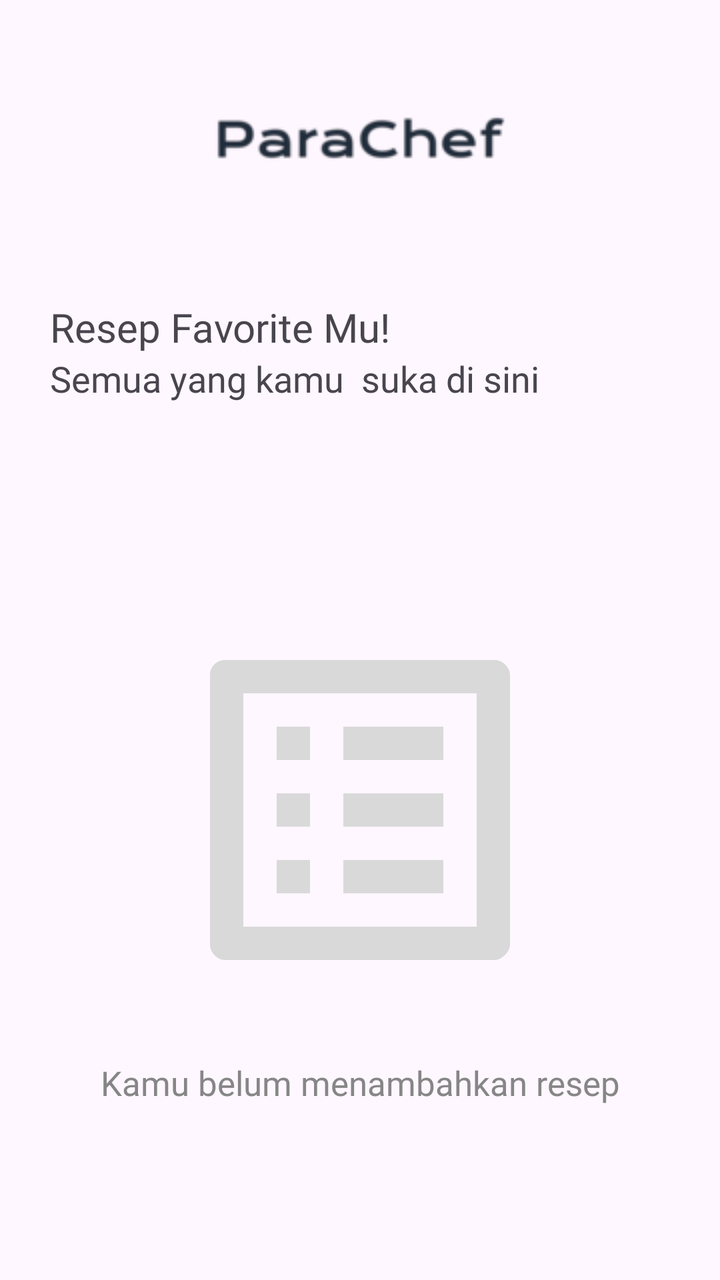
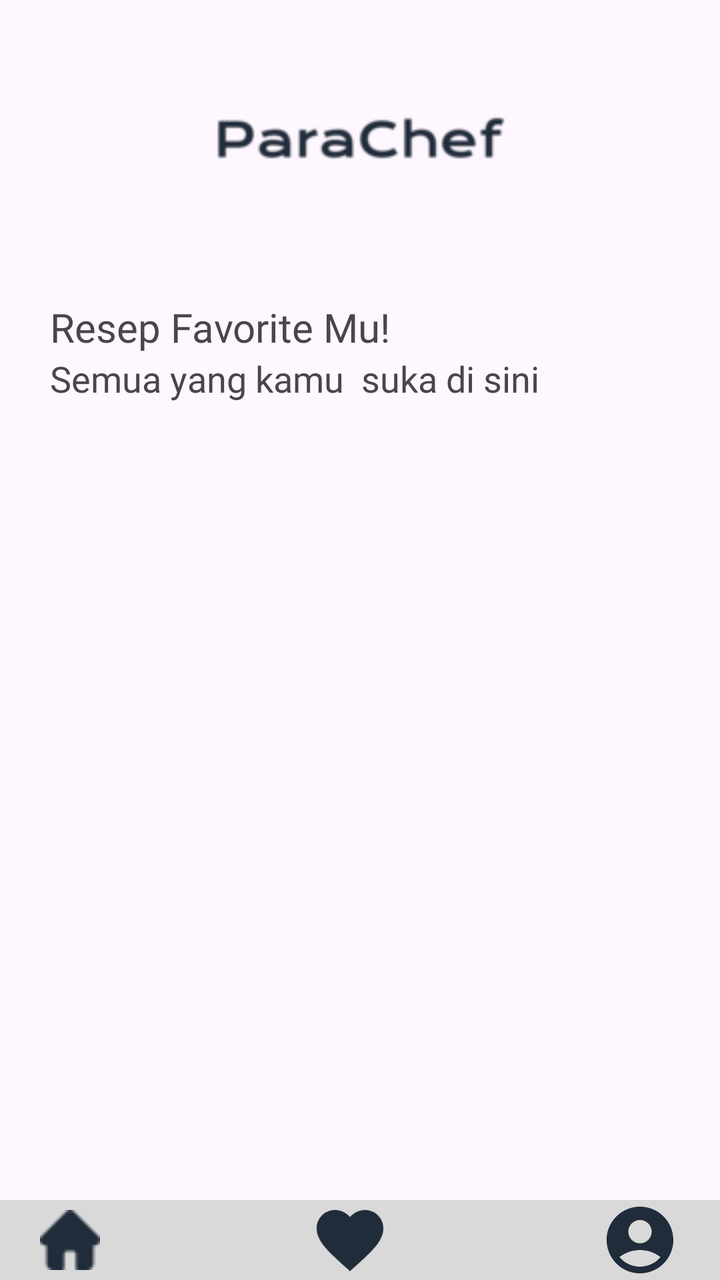

An Android layout rendered at two revisions. The XML below is the earlier revision; the diff shows what the commit changed to produce the second picture.
<!-- AndroidManifest.xml: application theme Theme.Parachef -->
<!-- res/layout/favorite.xml -->
<?xml version="1.0" encoding="utf-8"?>
<RelativeLayout
    xmlns:android="http://schemas.android.com/apk/res/android"
    xmlns:app="http://schemas.android.com/apk/res-auto"
    xmlns:tools="http://schemas.android.com/tools"
    android:id="@+id/main"
    android:layout_width="match_parent"
    android:layout_height="match_parent"
    tools:context=".Favorite">

    <FrameLayout
        android:id="@+id/frameLayout"
        android:layout_width="match_parent"
        android:layout_height="100dp">

        <ImageView
            android:layout_width="wrap_content"
            android:layout_height="wrap_content"
            android:layout_marginTop="20dp"
            android:src="@drawable/ic_logo2"
            android:layout_gravity="center"/>
    </FrameLayout>

    <LinearLayout
        android:layout_width="match_parent"
        android:layout_height="wrap_content"
        android:layout_marginEnd="25dp"
        android:layout_marginStart="25dp"
        android:orientation="vertical"
        android:layout_marginTop="150dp">

        <TextView
            android:layout_width="match_parent"
            android:layout_height="wrap_content"
            android:fontFamily="@font/poppins_semibold"
            android:textSize="20sp"
            android:text="Resep Favorite Mu!"/>

        <TextView
            android:layout_width="match_parent"
            android:layout_height="wrap_content"
            android:fontFamily="@font/poppins_medium"
            android:textSize="18sp"
            android:text="Semua yang kamu  suka di sini"/>
    </LinearLayout>


    <LinearLayout
        android:layout_width="match_parent"
        android:layout_height="wrap_content"
        android:layout_marginStart="25dp"
        android:layout_marginTop="280dp"
        android:layout_marginEnd="25dp"
        android:orientation="vertical">
        <ListView
            android:id="@+id/favoritesListView"
            android:visibility="gone"
            android:layout_width="match_parent"
            android:layout_height="match_parent" />

        <ImageView
            android:id="@+id/empty_data"
            android:layout_width="200dp"
            android:layout_height="250dp"
            android:layout_gravity="center"
            android:src="@drawable/empty" />

        <TextView
            android:id="@+id/empty_text"
            android:layout_width="match_parent"
            android:layout_height="wrap_content"
            android:fontFamily="@font/poppins_medium"
            android:gravity="center"
            android:text="Kamu belum menambahkan resep"
            android:textColor="@color/hint2"
            android:textSize="17sp" />
    </LinearLayout>


    <LinearLayout
        android:layout_width="match_parent"
        android:layout_height="match_parent"
        android:orientation="horizontal"
        android:background="@color/nav"
        android:layout_marginTop="800dp">

        <ImageView
            android:id="@+id/navhome"
            android:layout_width="30dp"
            android:layout_height="30dp"
            android:layout_gravity="center"
            android:src="@drawable/navhome"
            android:layout_marginStart="45dp"/>
        <ImageView
            android:id="@+id/navfav"
            android:layout_width="40dp"
            android:layout_height="40dp"
            android:layout_gravity="center"
            android:src="@drawable/favadd"
            android:layout_marginStart="105dp"/>
        <ImageView
            android:id="@+id/navprof"
            android:layout_width="40dp"
            android:layout_height="40dp"
            android:layout_gravity="center"
            android:src="@drawable/ic_profile"
            android:layout_marginStart="105dp"/>
    </LinearLayout>

</RelativeLayout>
<!-- resources referenced by this layout -->
<resources>
  <color name="hint2">#868686</color>
  <color name="nav">#D9D9D9</color>
  <!-- drawable empty (drawable) -->
  <vector xmlns:android="http://schemas.android.com/apk/res/android" android:autoMirrored="true" android:height="24dp" android:tint="#D9D9D9" android:viewportHeight="24" android:viewportWidth="24" android:width="24dp">
        
      <path android:fillColor="@android:color/white" android:pathData="M19,5v14L5,19L5,5h14m1.1,-2L3.9,3c-0.5,0 -0.9,0.4 -0.9,0.9v16.2c0,0.4 0.4,0.9 0.9,0.9h16.2c0.4,0 0.9,-0.5 0.9,-0.9L21,3.9c0,-0.5 -0.5,-0.9 -0.9,-0.9zM11,7h6v2h-6L11,7zM11,11h6v2h-6v-2zM11,15h6v2h-6zM7,7h2v2L7,9zM7,11h2v2L7,13zM7,15h2v2L7,17z"/>
      
  </vector>
  <!-- drawable favadd (drawable) -->
  <vector xmlns:android="http://schemas.android.com/apk/res/android" android:height="24dp" android:tint="#212C3B" android:viewportHeight="24" android:viewportWidth="24" android:width="24dp">
        
      <path android:fillColor="@android:color/white" android:pathData="M12,21.35l-1.45,-1.32C5.4,15.36 2,12.28 2,8.5 2,5.42 4.42,3 7.5,3c1.74,0 3.41,0.81 4.5,2.09C13.09,3.81 14.76,3 16.5,3 19.58,3 22,5.42 22,8.5c0,3.78 -3.4,6.86 -8.55,11.54L12,21.35z"/>
      
  </vector>
  <!-- drawable ic_logo2: png bitmap (drawable, 6633 bytes) -->
  <!-- drawable ic_profile (drawable) -->
  <vector xmlns:android="http://schemas.android.com/apk/res/android" android:height="24dp" android:tint="#212C3B" android:viewportHeight="24" android:viewportWidth="24" android:width="24dp">
        
      <path android:fillColor="@android:color/white" android:pathData="M12,2C6.48,2 2,6.48 2,12s4.48,10 10,10s10,-4.48 10,-10S17.52,2 12,2zM12,6c1.93,0 3.5,1.57 3.5,3.5S13.93,13 12,13s-3.5,-1.57 -3.5,-3.5S10.07,6 12,6zM12,20c-2.03,0 -4.43,-0.82 -6.14,-2.88C7.55,15.8 9.68,15 12,15s4.45,0.8 6.14,2.12C16.43,19.18 14.03,20 12,20z"/>
      
  </vector>
  <!-- drawable navhome: png bitmap (drawable, 450 bytes) -->
  <style name="Theme.Parachef" parent="Base.Theme.Parachef" />
  <style name="Base.Theme.Parachef" parent="Theme.Material3.DayNight.NoActionBar">
          
          
      </style>
</resources>

<!-- the commit's change to res/layout/favorite.xml (unified diff, before → after) -->
@@ -58,31 +58,14 @@
             android:layout_width="match_parent"
             android:layout_height="match_parent" />
 
-        <ImageView
-            android:id="@+id/empty_data"
-            android:layout_width="200dp"
-            android:layout_height="250dp"
-            android:layout_gravity="center"
-            android:src="@drawable/empty" />
-
-        <TextView
-            android:id="@+id/empty_text"
-            android:layout_width="match_parent"
-            android:layout_height="wrap_content"
-            android:fontFamily="@font/poppins_medium"
-            android:gravity="center"
-            android:text="Kamu belum menambahkan resep"
-            android:textColor="@color/hint2"
-            android:textSize="17sp" />
     </LinearLayout>
-
 
     <LinearLayout
         android:layout_width="match_parent"
-        android:layout_height="match_parent"
+        android:layout_height="wrap_content"
         android:orientation="horizontal"
         android:background="@color/nav"
-        android:layout_marginTop="800dp">
+        android:layout_alignParentBottom="true">
 
         <ImageView
             android:id="@+id/navhome"
@@ -90,7 +73,7 @@
             android:layout_height="30dp"
             android:layout_gravity="center"
             android:src="@drawable/navhome"
-            android:layout_marginStart="45dp"/>
+            android:layout_marginStart="20dp"/>
         <ImageView
             android:id="@+id/navfav"
             android:layout_width="40dp"
<!-- resource entries referenced after the edit -->
@@ -1,13 +1,6 @@
 <!-- resources referenced by this layout -->
 <resources>
-  <color name="hint2">#868686</color>
   <color name="nav">#D9D9D9</color>
-  <!-- drawable empty (drawable) -->
-  <vector xmlns:android="http://schemas.android.com/apk/res/android" android:autoMirrored="true" android:height="24dp" android:tint="#D9D9D9" android:viewportHeight="24" android:viewportWidth="24" android:width="24dp">
-        
-      <path android:fillColor="@android:color/white" android:pathData="M19,5v14L5,19L5,5h14m1.1,-2L3.9,3c-0.5,0 -0.9,0.4 -0.9,0.9v16.2c0,0.4 0.4,0.9 0.9,0.9h16.2c0.4,0 0.9,-0.5 0.9,-0.9L21,3.9c0,-0.5 -0.5,-0.9 -0.9,-0.9zM11,7h6v2h-6L11,7zM11,11h6v2h-6v-2zM11,15h6v2h-6zM7,7h2v2L7,9zM7,11h2v2L7,13zM7,15h2v2L7,17z"/>
-      
-  </vector>
   <!-- drawable favadd (drawable) -->
   <vector xmlns:android="http://schemas.android.com/apk/res/android" android:height="24dp" android:tint="#212C3B" android:viewportHeight="24" android:viewportWidth="24" android:width="24dp">
         
